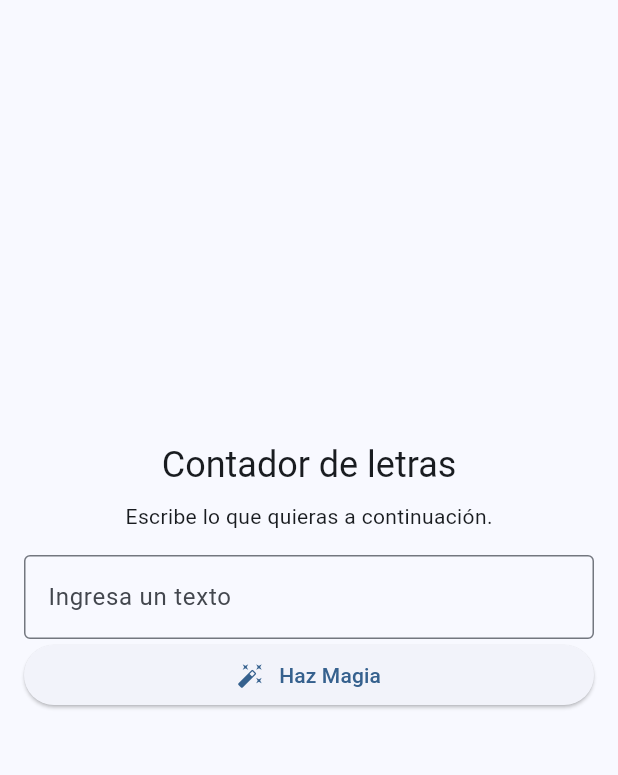
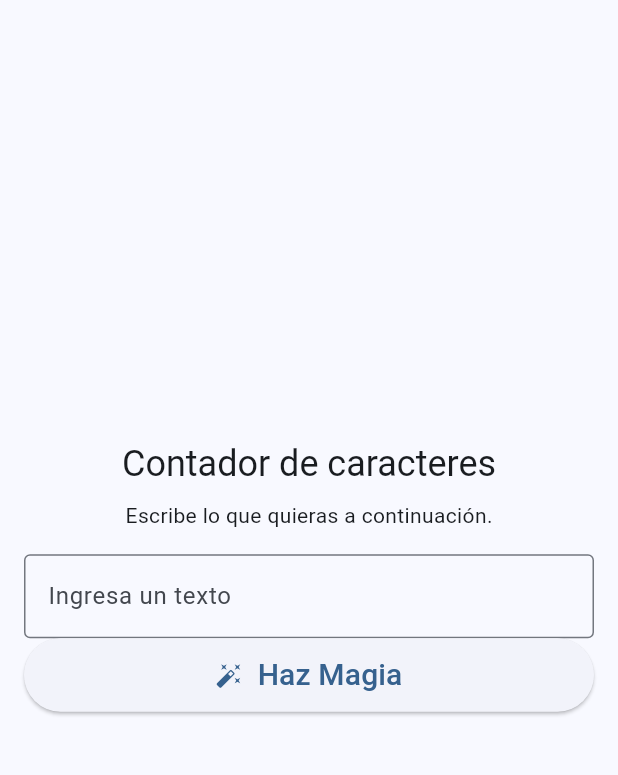
Before and after one commit to XhrdTLS/EFE68500-TextManage, a Flutter app: the screen it shows after launch, on a phone screen of 412 x 824 dp, the part 84-859 px from its top. Run offline on Flutter 3.47's test engine with Material 3 defaults, Android fonts, the phone set to English and light mode, and no system bars.

Commit message:
minor: cambios de diseño

```diff
--- a/text_manage/lib/main.dart
+++ b/text_manage/lib/main.dart
@@ -48,7 +48,7 @@ class _TextManagePageState extends State<TextManagePage> {
             mainAxisAlignment: MainAxisAlignment.center,
             children: <Widget>[
               Text(
-                'Contador de letras',
+                'Contador de caracteres',
                 style: Theme.of(context).textTheme.headlineSmall,
               ),
               const SizedBox(height: 8),
@@ -57,6 +57,7 @@ class _TextManagePageState extends State<TextManagePage> {
                 style: Theme.of(context).textTheme.bodyMedium,
               ),
               const SizedBox(height: 16),
+              /// Seccion para ingresar texto
               TextField(
                 controller: _controller,
                 decoration: const InputDecoration(
@@ -84,21 +85,24 @@ class _TextManagePageState extends State<TextManagePage> {
                   children: [
                     Icon(Icons.auto_fix_high),
                     SizedBox(width: 10),
-                    Text('Haz Magia'),
+                    Text('Haz Magia', style: TextStyle(fontSize: 20),),
                   ],
                 ),
               ),
+
+              /// Seccion para mostrar el resultado
               if (_result.isNotEmpty) ...[
                 const SizedBox(height: 16),
                 Card(
                   color: Colors.white,
+                  elevation: 0,
                   shape: RoundedRectangleBorder(
-                    side: const BorderSide(color: Color(0xFFDDDDDD), width: 0.5),
-                    borderRadius: BorderRadius.circular(4.0),
+                    side: const BorderSide(color: Color(0xFFDDDDDD), width: 2),
+                    borderRadius: BorderRadius.circular(6.0),
                   ),
                   child: Padding(
                     padding: const EdgeInsets.all(16.0),
-                    child: Text(_result),
+                    child: Text("Resultados: \n$_result", style: const TextStyle(fontSize: 16),),
                   ),
                 ),
               ],
```
